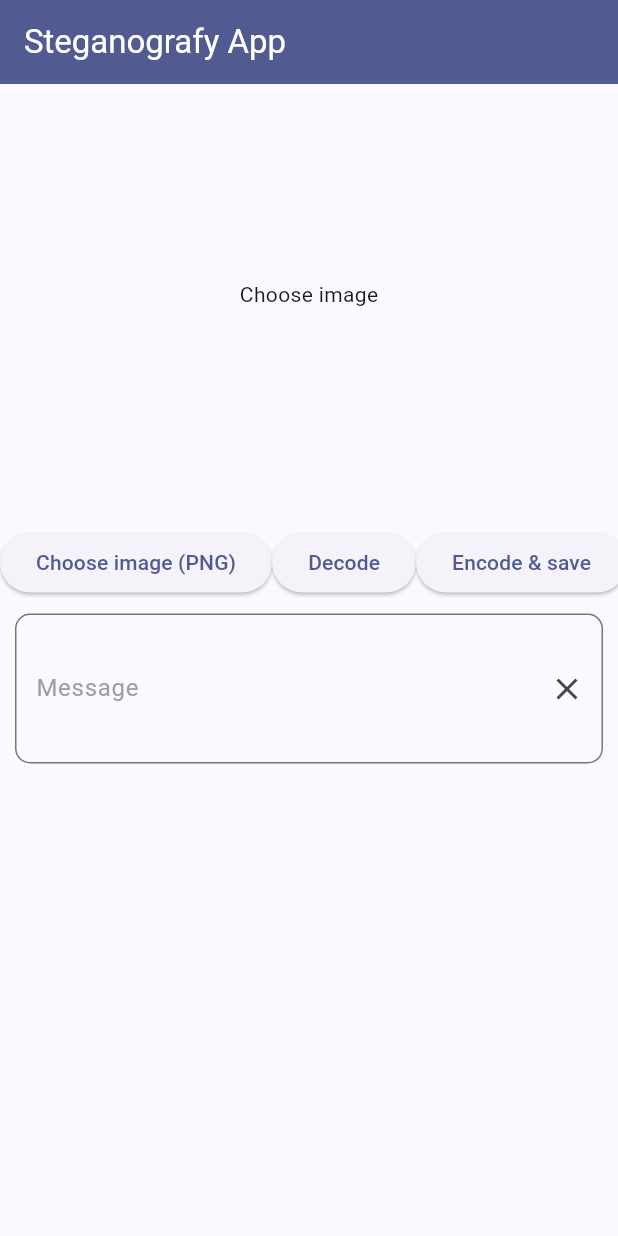
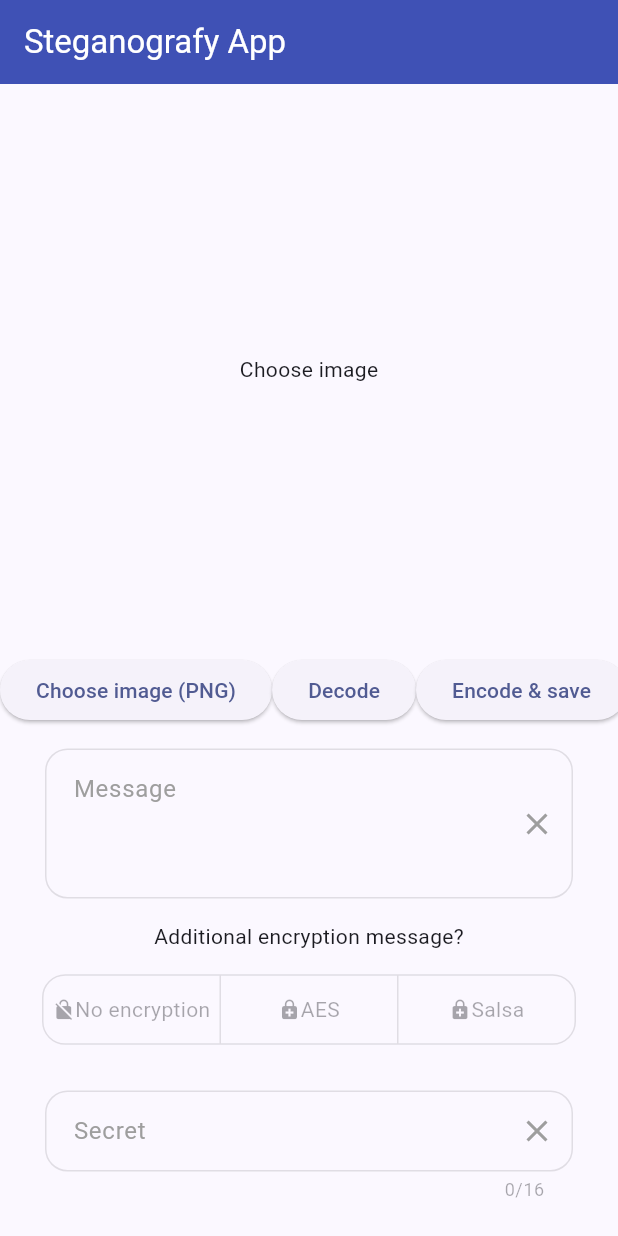
Before and after one commit to SnoweTiger/steganografy_app, a Flutter app: the screen it shows after launch, on a phone screen of 412 x 824 dp. Run offline on Flutter 3.47's test engine with Material 3 defaults, Android fonts, the light colour scheme and no system bars; our stand-ins replace file_picker; missing offline and left inert: conversion.

Commit message:
add encryption toggle block

```diff
--- /dev/null
+++ b/lib/components/buttons_block.dart
@@ -0,0 +1,39 @@
+import 'package:flutter/material.dart';
+
+class ButtonsBlock extends StatelessWidget {
+  Function load;
+  Function decode;
+  Function encode;
+
+  ButtonsBlock({
+    required this.load,
+    required this.decode,
+    required this.encode,
+    super.key,
+  });
+
+  @override
+  Widget build(BuildContext context) {
+    return Container(
+      margin: EdgeInsets.zero,
+      padding: EdgeInsets.zero,
+      child: Row(
+        mainAxisAlignment: MainAxisAlignment.spaceEvenly,
+        children: [
+          ElevatedButton(
+            onPressed: () => load(),
+            child: const Text("Choose image (PNG)"),
+          ),
+          ElevatedButton(
+            onPressed: () => decode(),
+            child: const Text("Decode"),
+          ),
+          ElevatedButton(
+            onPressed: () => encode(),
+            child: const Text("Encode & save"),
+          ),
+        ],
+      ),
+    );
+  }
+}
--- /dev/null
+++ b/lib/components/encryption_toggle.dart
@@ -0,0 +1,92 @@
+import 'package:flutter/material.dart';
+import 'package:steganografy_app/utils/constants.dart';
+
+class EncryptionToggle extends StatelessWidget {
+  final BuildContext context;
+  final List<bool> selectedEncryption;
+  bool enable;
+  Function action;
+
+  EncryptionToggle({
+    required this.action,
+    required this.context,
+    required this.selectedEncryption,
+    this.enable = true,
+    super.key,
+  });
+
+  @override
+  Widget build(BuildContext context) {
+    final width = (MediaQuery.of(context).size.width - 2 * paddingH) /
+        encryptionToggleWidgets(context).length;
+
+    final constraints = BoxConstraints(
+      minHeight: buttonGroupHeigh,
+      maxWidth: width,
+    );
+
+    return Container(
+      padding: const EdgeInsets.all(paddingV),
+      child: ToggleButtons(
+        constraints: constraints,
+        onPressed:
+            !enable ? null : (int index) => action(index, selectedEncryption),
+        borderRadius: borderRadiusAll,
+        borderColor: borderColor,
+        fillColor: selectedColorBack,
+        isSelected: selectedEncryption,
+        selectedColor: selectedColorText,
+        children: encryptionToggleWidgets(context),
+      ),
+    );
+  }
+}
+
+List<Widget> encryptionToggleWidgets(BuildContext context) {
+  List<Widget> tmp = [];
+
+  List<String> encryptionTypes(BuildContext context) => [
+        'No encryption',
+        'AES',
+        'Salsa',
+      ];
+
+  for (String type in encryptionTypes(context)) {
+    tmp.add(Text(type));
+  }
+
+  tmp[0] = Padding(
+    padding: EdgeInsets.zero,
+    child: Row(
+      mainAxisAlignment: MainAxisAlignment.center,
+      children: [
+        const Icon(Icons.no_encryption, size: 15),
+        tmp[0],
+      ],
+    ),
+  );
+
+  tmp[1] = Padding(
+    padding: EdgeInsets.zero,
+    child: Row(
+      mainAxisAlignment: MainAxisAlignment.center,
+      children: [
+        const Icon(Icons.enhanced_encryption, size: 15),
+        tmp[1],
+      ],
+    ),
+  );
+
+  tmp[2] = Padding(
+    padding: EdgeInsets.zero,
+    child: Row(
+      mainAxisAlignment: MainAxisAlignment.center,
+      children: [
+        const Icon(Icons.enhanced_encryption, size: 15),
+        tmp[2],
+      ],
+    ),
+  );
+
+  return tmp;
+}
--- a/lib/components/message_input.dart
+++ b/lib/components/message_input.dart
@@ -1,45 +1,56 @@
 import 'package:flutter/material.dart';
+import 'package:steganografy_app/utils/constants.dart';
 
-class MessageInput extends StatelessWidget {
-  final BuildContext context;
+class TextInput extends StatelessWidget {
+  final bool isClearButton, enable;
+  final double? inputHeight;
+  final int? maxLength;
+  final int? maxLines;
+  final String? hintText;
   final TextEditingController controller;
-  Function action;
+  final TextAlignVertical? textAlignVertical;
 
-  MessageInput({
-    required this.action,
-    required this.context,
+  TextInput({
     required this.controller,
+    this.enable = true,
+    this.hintText,
+    this.inputHeight,
+    this.isClearButton = false,
+    this.maxLength,
+    this.maxLines,
+    this.textAlignVertical,
     super.key,
   });
 
   @override
   Widget build(BuildContext context) {
-    const rowHeight = 100.0;
-
-    final outlineInputBorder = OutlineInputBorder(
-      borderRadius: BorderRadius.circular(10),
-      borderSide: const BorderSide(color: Colors.grey),
-    );
+    bool expands = true;
+    if (maxLines != null) expands = false;
 
     return Container(
-      margin: const EdgeInsets.symmetric(vertical: 10, horizontal: 10),
-      height: rowHeight,
+      margin: symmetricEdgeInsets,
+      height: inputHeight,
       child: TextField(
-        // onChanged: (value) => action(controller.text),
-        textAlignVertical: TextAlignVertical.center,
+        enabled: enable,
         controller: controller,
-        expands: true,
-        maxLines: null,
+        expands: expands,
+        maxLines: maxLines,
+        maxLength: maxLength,
+        textAlignVertical: textAlignVertical,
         decoration: InputDecoration(
-          hintText: 'Message',
-          contentPadding: const EdgeInsets.all(10),
-          focusedBorder: outlineInputBorder,
+          hintText: hintText,
+          contentPadding: const EdgeInsets.all(paddingV),
+          focusedBorder: outlineInputBorderFocused,
+          enabledBorder: outlineInputBorder,
           border: outlineInputBorder,
           hintStyle: const TextStyle(color: Colors.grey),
-          suffixIcon: IconButton(
-            onPressed: () => controller.clear(),
-            icon: const Icon(Icons.clear),
-          ),
+          suffixIcon: !isClearButton
+              ? null
+              : IconButton(
+                  color: borderColor,
+                  icon: const Icon(Icons.clear),
+                  onPressed: () => controller.clear(),
+                ),
         ),
       ),
     );
--- a/lib/screens/home.dart
+++ b/lib/screens/home.dart
@@ -3,7 +3,10 @@ import 'dart:typed_data';
 import 'package:file_picker/file_picker.dart';
 import 'package:flutter/material.dart';
 import 'package:steganografy_app/components/message_input.dart';
+import 'package:steganografy_app/components/encryption_toggle.dart';
 import 'package:steganografy_app/steganography.dart';
+import 'package:steganografy_app/utils/constants.dart';
+import 'package:steganografy_app/components/buttons_block.dart';
 
 class Home extends StatefulWidget {
   const Home({Key? key}) : super(key: key);
@@ -13,10 +16,26 @@ class Home extends StatefulWidget {
 }
 
 class _HomeState extends State<Home> {
+  final _messageController = TextEditingController();
+  final _secretController = TextEditingController();
+  File? file;
+  ImageSteganography? steg;
+  int? _messageMaxLength;
   Uint8List? imageBytes;
-  File? file;
-  final _messageController = TextEditingController();
-  ImageSteganography? steg;
+  List<bool> selectedEncryption = [true, false, false];
+
+  void switchEncryptionType(int index, List<bool> selected) {
+    List<bool> temp = [false, false, false];
+    print('index = $index');
+    // temp[index] = true;
+    // selected = temp;
+    selected[0] = false;
+    selected[1] = false;
+    selected[2] = false;
+    selected[index] = !selected[index];
+
+    setState(() {});
+  }
 
   void loadImage() async {
     final result = await FilePicker.platform.pickFiles(
@@ -29,6 +48,7 @@ class _HomeState extends State<Home> {
       file = File(result.files.single.path!);
       imageBytes = await file!.readAsBytes();
       steg = ImageSteganography(pngBytes: imageBytes!);
+
       setState(() {});
     } else {
       debugPrint('FilePickerResult else');
@@ -43,19 +63,18 @@ class _HomeState extends State<Home> {
 
   void encodeImage() async {
     final message = _messageController.text;
+    const outputFilePath = 'images/output-file.png';
 
     // String? outputFile = await FilePicker.platform.saveFile(
     //   dialogTitle: 'Please select an output file:',
     //   fileName: 'output-file.png',
     //   type: FileType.image,
     // );
+    // final outputFilePath = outputFile + '.png';
 
-    await steg!.cloakMessage(message);
-    final outputFile = '';
+    final statusCode = await steg!.cloakMessage(message);
 
-    if (outputFile != null) {
-      // final outputFilePath = outputFile + '.png';
-      final outputFilePath = 'images/output-file.png';
+    if (statusCode == null) {
       final png = steg!.png;
       await File(outputFilePath).writeAsBytes(png);
     }
@@ -72,7 +91,7 @@ class _HomeState extends State<Home> {
     const title = 'Steganografy App';
     return Scaffold(
       appBar: AppBar(
-        backgroundColor: Theme.of(context).colorScheme.primary,
+        backgroundColor: mainColor,
         title: const Text(
           title,
           style: TextStyle(color: Colors.white),
@@ -82,47 +101,44 @@ class _HomeState extends State<Home> {
         child: Column(
           mainAxisAlignment: MainAxisAlignment.start,
           children: <Widget>[
-            Row(
-              mainAxisAlignment: MainAxisAlignment.spaceEvenly,
-              children: [
-                Container(
-                  height: 250,
-                  margin: const EdgeInsets.all(15),
-                  child: file == null
-                      ? const Center(child: Text('Choose image'))
-                      : Image.file(file!, fit: BoxFit.fill),
-                ),
-                // Container(
-                //   height: 250,
-                //   margin: const EdgeInsets.all(15),
-                //   child: file == null
-                //       ? const Center(child: Text('Choose image'))
-                //       : Image.file(file!, fit: BoxFit.fill),
-                // ),
-              ],
+            Container(
+              height: imageHeight,
+              width: imageWidth,
+              margin: const EdgeInsets.all(paddingV),
+              child: file == null
+                  ? const Center(child: Text('Choose image'))
+                  : Image.file(file!, fit: BoxFit.contain),
             ),
-            const SizedBox(height: 15),
-            Row(
-              mainAxisAlignment: MainAxisAlignment.spaceEvenly,
-              children: [
-                ElevatedButton(
-                  onPressed: loadImage,
-                  child: const Text("Choose image (PNG)"),
-                ),
-                ElevatedButton(
-                  onPressed: decodeImage,
-                  child: const Text("Decode"),
-                ),
-                ElevatedButton(
-                  onPressed: encodeImage,
-                  child: const Text("Encode & save"),
-                ),
-              ],
+            const Spacer(),
+            ButtonsBlock(
+              load: loadImage,
+              decode: decodeImage,
+              encode: encodeImage,
             ),
-            MessageInput(
+            TextInput(
               controller: _messageController,
+              enable: file == null ? false : true,
+              hintText: 'Message',
+              inputHeight: messageBoxH,
+              isClearButton: true,
+              maxLength: _messageMaxLength,
+              textAlignVertical: TextAlignVertical.top,
+            ),
+            const Text('Additional encryption message?'),
+            EncryptionToggle(
               context: context,
-              action: () {},
+              selectedEncryption: selectedEncryption,
+              enable: file != null,
+              action: switchEncryptionType,
+            ),
+            TextInput(
+              controller: _secretController,
+              enable: file == null ? false : true,
+              hintText: 'Secret',
+              inputHeight: messageBoxH,
+              isClearButton: true,
+              maxLength: 16,
+              maxLines: 1,
             ),
           ],
         ),
@@ -135,3 +151,24 @@ class _HomeState extends State<Home> {
     );
   }
 }
+
+// Row(
+//   mainAxisAlignment: MainAxisAlignment.spaceEvenly,
+//   children: [
+//     Container(
+//       height: 250,
+//       margin: const EdgeInsets.all(15),
+//       child: file == null
+//           ? const Center(child: Text('Choose image'))
+//           : Image.file(file!, fit: BoxFit.fill),
+//     ),
+//     // Container(
+//     //   height: 250,
+//     //   margin: const EdgeInsets.all(15),
+//     //   child: file == null
+//     //       ? const Center(child: Text('Choose image'))
+//     //       : Image.file(file!, fit: BoxFit.fill),
+//     // ),
+//   ],
+// ),
+// const SizedBox(height: 15),
--- /dev/null
+++ b/lib/utils/constants.dart
@@ -0,0 +1,33 @@
+import 'package:flutter/material.dart';
+
+const borderRadius = 15.0;
+const imageHeight = 350.0;
+const imageWidth = 700.0;
+const messageBoxH = 100.0;
+const paddingH = 30.0;
+const paddingV = 15.0;
+const buttonGroupHeigh = 45.0;
+
+// Colors
+const borderColor = Colors.grey;
+const selectedColorText = Colors.white;
+const selectedColorBack = Colors.amber;
+const mainColor = Color(0xff3f51b5);
+
+// Styles
+final outlineInputBorder = OutlineInputBorder(
+  borderRadius: BorderRadius.circular(borderRadius),
+  borderSide: const BorderSide(color: borderColor),
+);
+
+final outlineInputBorderFocused = OutlineInputBorder(
+  borderRadius: BorderRadius.circular(borderRadius),
+  borderSide: const BorderSide(color: mainColor),
+);
+
+const borderRadiusAll = BorderRadius.all(Radius.circular(borderRadius));
+
+const symmetricEdgeInsets = EdgeInsets.symmetric(
+  vertical: paddingV,
+  horizontal: paddingH,
+);
```
